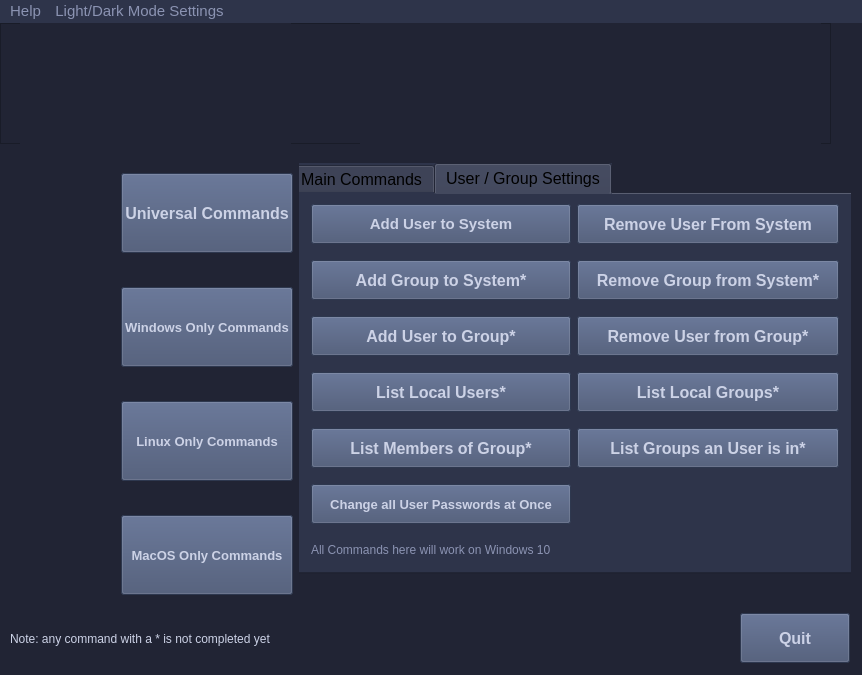
This is GUIs/ScriptRunnerPyQt5_GUI/PyUIs/MainMenu2.ui in vipersniper0501/CP_Scripts2 as Qt 5 draws it before an edit. The edited form follows.
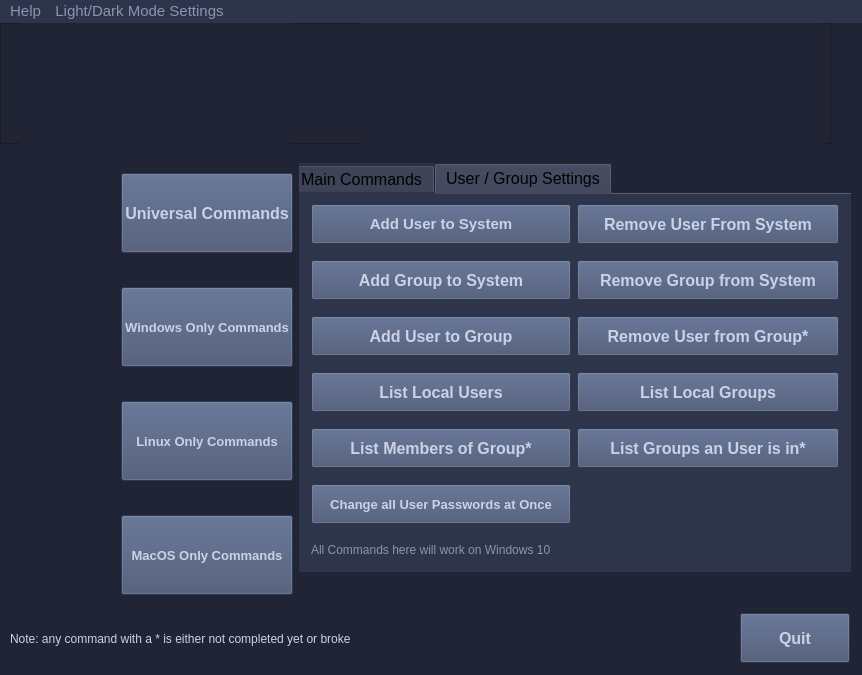
This is the edited form. The open tabs and pages were chosen to show the change. Icons and pictures are not drawn.

```diff
--- a/GUIs/ScriptRunnerPyQt5_GUI/PyUIs/MainMenu2.ui
+++ b/GUIs/ScriptRunnerPyQt5_GUI/PyUIs/MainMenu2.ui
@@ -124,7 +124,7 @@
      <rect>
       <x>10</x>
       <y>600</y>
-      <width>311</width>
+      <width>341</width>
       <height>31</height>
      </rect>
     </property>
@@ -132,7 +132,7 @@
      <string notr="true">color: #CCD2E6</string>
     </property>
     <property name="text">
-     <string>Note: any command with a * is not completed yet</string>
+     <string>Note: any command with a * is either not completed yet or broken </string>
     </property>
    </widget>
    <widget class="QWidget" name="horizontalLayoutWidget">
@@ -1069,7 +1069,7 @@
 }</string>
               </property>
               <property name="text">
-               <string>Remove Group from System*</string>
+               <string>Remove Group from System</string>
               </property>
              </widget>
             </item>
@@ -1196,7 +1196,7 @@
 }</string>
               </property>
               <property name="text">
-               <string>List Local Users*</string>
+               <string>List Local Users</string>
               </property>
              </widget>
             </item>
@@ -1227,7 +1227,7 @@
 }</string>
               </property>
               <property name="text">
-               <string>Add User to Group*</string>
+               <string>Add User to Group</string>
               </property>
              </widget>
             </item>
@@ -1258,7 +1258,7 @@
 }</string>
               </property>
               <property name="text">
-               <string>Add Group to System*</string>
+               <string>Add Group to System</string>
               </property>
              </widget>
             </item>
@@ -1289,7 +1289,7 @@
 }</string>
               </property>
               <property name="text">
-               <string>List Local Groups*</string>
+               <string>List Local Groups</string>
               </property>
              </widget>
             </item>
```
Left out of the diff: 8 changed lines with no effect on the pictures.
